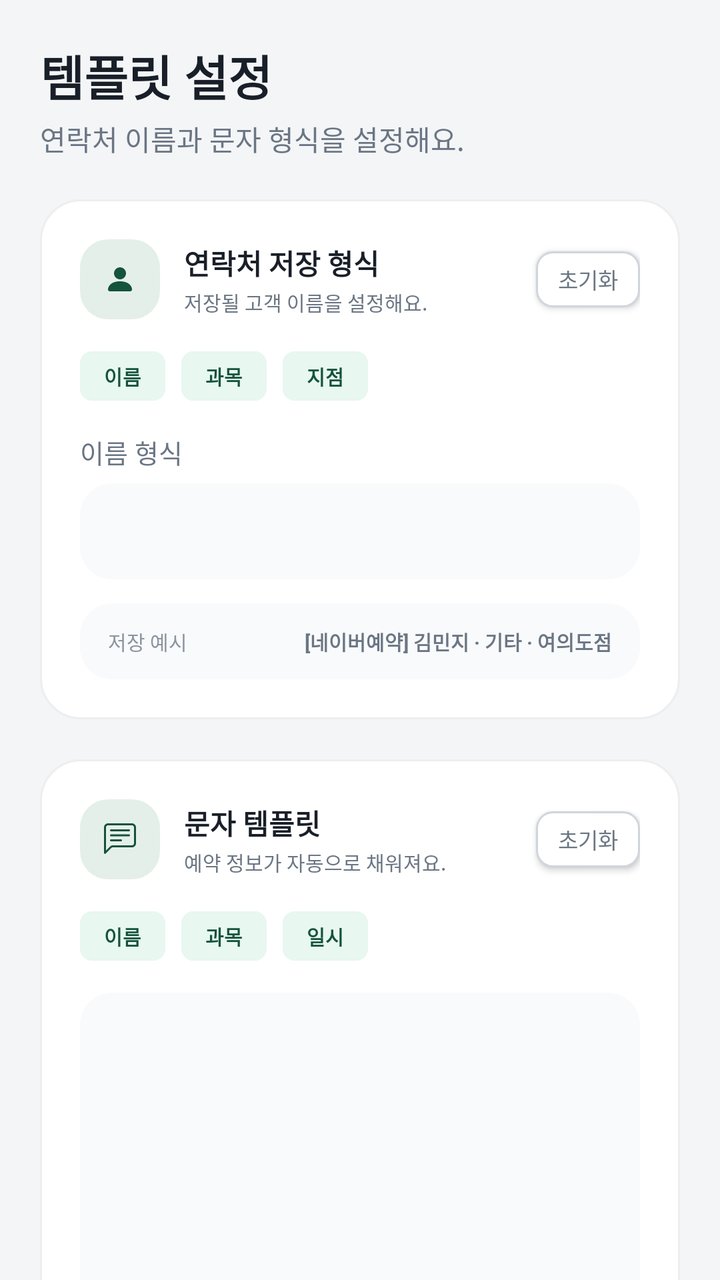
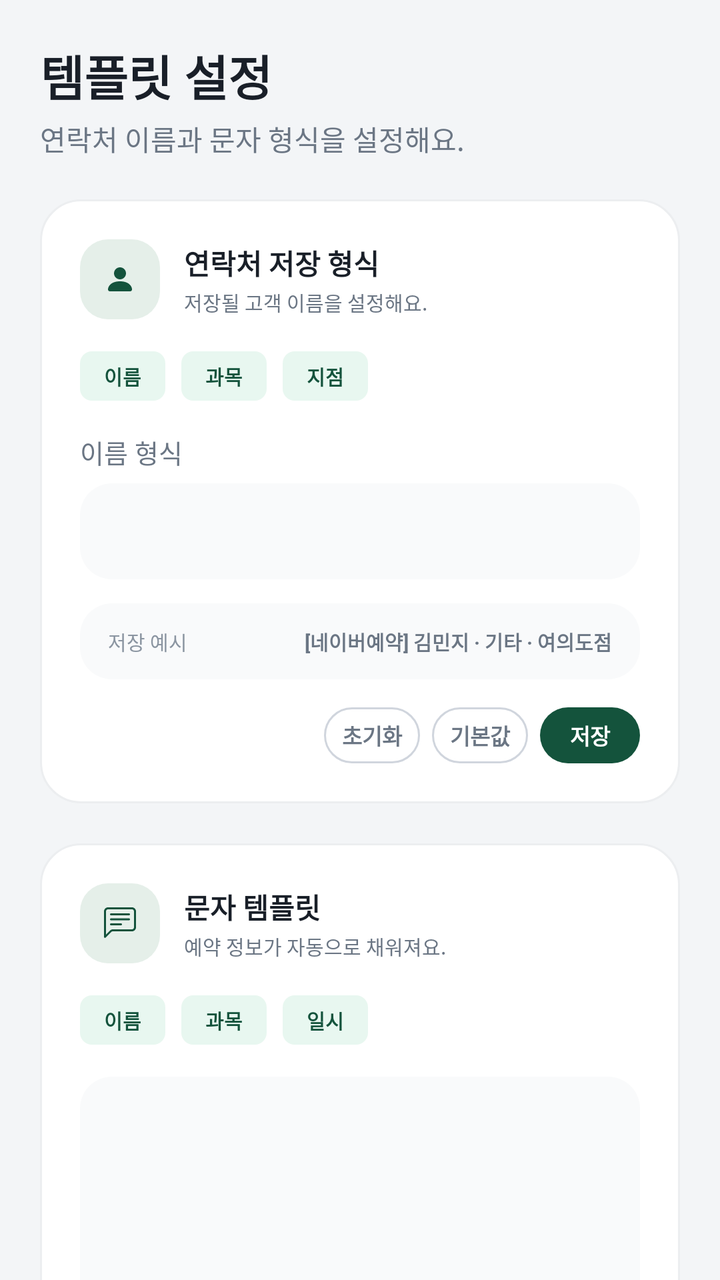

Screens rendered from an Android XML layout before and after an edit, with the pre-edit source and the edit as a unified diff.
<!-- AndroidManifest.xml: application theme Theme.BookingHelper -->
<!-- res/layout/fragment_settings.xml -->
<?xml version="1.0" encoding="utf-8"?>
<androidx.core.widget.NestedScrollView xmlns:android="http://schemas.android.com/apk/res/android"
    xmlns:app="http://schemas.android.com/apk/res-auto"
    android:layout_width="match_parent"
    android:layout_height="match_parent"
    android:background="@color/bg_screen"
    android:fillViewport="true">

    <LinearLayout
        android:layout_width="match_parent"
        android:layout_height="wrap_content"
        android:orientation="vertical"
        android:padding="20dp">

        <TextView
            android:layout_width="wrap_content"
            android:layout_height="wrap_content"
            android:text="템플릿 설정"
            android:textColor="@color/text_primary"
            android:textSize="24sp"
            android:textStyle="bold" />

        <TextView
            android:layout_width="wrap_content"
            android:layout_height="wrap_content"
            android:layout_marginTop="4dp"
            android:text="연락처 이름과 문자 형식을 설정해요."
            android:textColor="@color/text_secondary"
            android:textSize="14sp" />

        
        <LinearLayout
            android:layout_width="match_parent"
            android:layout_height="wrap_content"
            android:layout_marginTop="20dp"
            android:background="@drawable/bg_card_outlined"
            android:orientation="vertical"
            android:padding="20dp">

            
            <LinearLayout
                android:layout_width="match_parent"
                android:layout_height="wrap_content"
                android:gravity="center_vertical"
                android:orientation="horizontal">

                <FrameLayout
                    android:layout_width="40dp"
                    android:layout_height="40dp"
                    android:background="@drawable/bg_icon_rounded_square">

                    <ImageView
                        android:layout_width="16dp"
                        android:layout_height="16dp"
                        android:layout_gravity="center"
                        android:src="@drawable/ic_person"
                        app:tint="@color/primary" />
                </FrameLayout>

                <LinearLayout
                    android:layout_width="0dp"
                    android:layout_height="wrap_content"
                    android:layout_marginStart="12dp"
                    android:layout_marginEnd="8dp"
                    android:layout_weight="1"
                    android:orientation="vertical">

                    <TextView
                        android:layout_width="wrap_content"
                        android:layout_height="wrap_content"
                        android:text="연락처 저장 형식"
                        android:textColor="@color/text_primary"
                        android:textSize="14sp"
                        android:textStyle="bold" />

                    <TextView
                        android:layout_width="wrap_content"
                        android:layout_height="wrap_content"
                        android:layout_marginTop="2dp"
                        android:text="저장될 고객 이름을 설정해요."
                        android:textColor="@color/text_secondary"
                        android:textSize="10sp" />
                </LinearLayout>

                <androidx.appcompat.widget.AppCompatButton
                    android:id="@+id/btnResetContact"
                    android:layout_width="52dp"
                    android:layout_height="28dp"
                    android:background="@drawable/bg_btn_reset_subtle"
                    android:text="초기화"
                    android:textColor="@color/text_secondary"
                    android:textSize="11sp" />
            </LinearLayout>

            
            <LinearLayout
                android:layout_width="match_parent"
                android:layout_height="wrap_content"
                android:layout_marginTop="16dp"
                android:orientation="horizontal">

                <TextView
                    android:id="@+id/chipContactName"
                    android:layout_width="wrap_content"
                    android:layout_height="wrap_content"
                    android:background="@drawable/bg_badge_green"
                    android:clickable="true"
                    android:focusable="true"
                    android:paddingHorizontal="12dp"
                    android:paddingVertical="5dp"
                    android:text="이름"
                    android:textColor="@color/primary"
                    android:textSize="10sp"
                    android:textStyle="bold" />

                <TextView
                    android:id="@+id/chipContactSubject"
                    android:layout_width="wrap_content"
                    android:layout_height="wrap_content"
                    android:layout_marginStart="8dp"
                    android:background="@drawable/bg_badge_green"
                    android:clickable="true"
                    android:focusable="true"
                    android:paddingHorizontal="12dp"
                    android:paddingVertical="5dp"
                    android:text="과목"
                    android:textColor="@color/primary"
                    android:textSize="10sp"
                    android:textStyle="bold" />

                <TextView
                    android:id="@+id/chipContactBranch"
                    android:layout_width="wrap_content"
                    android:layout_height="wrap_content"
                    android:layout_marginStart="8dp"
                    android:background="@drawable/bg_badge_green"
                    android:clickable="true"
                    android:focusable="true"
                    android:paddingHorizontal="12dp"
                    android:paddingVertical="5dp"
                    android:text="지점"
                    android:textColor="@color/primary"
                    android:textSize="10sp"
                    android:textStyle="bold" />
            </LinearLayout>

            <TextView
                android:layout_width="wrap_content"
                android:layout_height="wrap_content"
                android:layout_marginTop="16dp"
                android:text="이름 형식"
                android:textColor="@color/text_secondary"
                android:textSize="13sp" />

            <EditText
                android:id="@+id/etSettingContactFormat"
                android:layout_width="match_parent"
                android:layout_height="48dp"
                android:layout_marginTop="6dp"
                android:background="@drawable/bg_card_rounded_gray"
                android:paddingHorizontal="14dp"
                android:textColor="@color/text_primary"
                android:textSize="14sp" />

            
            <LinearLayout
                android:layout_width="match_parent"
                android:layout_height="38dp"
                android:layout_marginTop="12dp"
                android:background="@drawable/bg_card_rounded_gray"
                android:gravity="center_vertical"
                android:orientation="horizontal"
                android:paddingHorizontal="14dp">

                <TextView
                    android:layout_width="wrap_content"
                    android:layout_height="wrap_content"
                    android:text="저장 예시"
                    android:textColor="@color/text_hint"
                    android:textSize="10sp" />

                <TextView
                    android:id="@+id/tvContactPreviewExample"
                    android:layout_width="0dp"
                    android:layout_height="wrap_content"
                    android:layout_weight="1"
                    android:gravity="end"
                    android:text="[네이버예약] 김민지 · 기타 · 여의도점"
                    android:textColor="@color/text_secondary"
                    android:textSize="10sp"
                    android:textStyle="bold"/>
            </LinearLayout>
        </LinearLayout>

        
        <LinearLayout
            android:layout_width="match_parent"
            android:layout_height="wrap_content"
            android:layout_marginTop="20dp"
            android:background="@drawable/bg_card_outlined"
            android:orientation="vertical"
            android:padding="20dp">

            
            <LinearLayout
                android:layout_width="match_parent"
                android:layout_height="wrap_content"
                android:gravity="center_vertical"
                android:orientation="horizontal">

                <FrameLayout
                    android:layout_width="40dp"
                    android:layout_height="40dp"
                    android:background="@drawable/bg_icon_rounded_square">

                    <ImageView
                        android:layout_width="16dp"
                        android:layout_height="16dp"
                        android:layout_gravity="center"
                        android:src="@drawable/ic_chat"
                        app:tint="@color/primary" />
                </FrameLayout>

                <LinearLayout
                    android:layout_width="0dp"
                    android:layout_height="wrap_content"
                    android:layout_marginStart="12dp"
                    android:layout_marginEnd="8dp"
                    android:layout_weight="1"
                    android:orientation="vertical">

                    <TextView
                        android:layout_width="wrap_content"
                        android:layout_height="wrap_content"
                        android:text="문자 템플릿"
                        android:textColor="@color/text_primary"
                        android:textSize="14sp"
                        android:textStyle="bold" />

                    <TextView
                        android:layout_width="wrap_content"
                        android:layout_height="wrap_content"
                        android:layout_marginTop="2dp"
                        android:text="예약 정보가 자동으로 채워져요."
                        android:textColor="@color/text_secondary"
                        android:textSize="10sp"
                        />
                </LinearLayout>

                <androidx.appcompat.widget.AppCompatButton
                    android:id="@+id/btnResetTemplate"
                    android:layout_width="52dp"
                    android:layout_height="28dp"
                    android:background="@drawable/bg_btn_reset_subtle"
                    android:text="초기화"
                    android:textColor="@color/text_secondary"
                    android:textSize="11sp" />
            </LinearLayout>

            
            <LinearLayout
                android:layout_width="match_parent"
                android:layout_height="wrap_content"
                android:layout_marginTop="16dp"
                android:orientation="horizontal">

                <TextView
                    android:id="@+id/chipTemplateName"
                    android:layout_width="wrap_content"
                    android:layout_height="wrap_content"
                    android:background="@drawable/bg_badge_green"
                    android:clickable="true"
                    android:focusable="true"
                    android:paddingHorizontal="12dp"
                    android:paddingVertical="5dp"
                    android:text="이름"
                    android:textColor="@color/primary"
                    android:textSize="10sp"
                    android:textStyle="bold" />

                <TextView
                    android:id="@+id/chipTemplateSubject"
                    android:layout_width="wrap_content"
                    android:layout_height="wrap_content"
                    android:layout_marginStart="8dp"
                    android:background="@drawable/bg_badge_green"
                    android:clickable="true"
                    android:focusable="true"
                    android:paddingHorizontal="12dp"
                    android:paddingVertical="5dp"
                    android:text="과목"
                    android:textColor="@color/primary"
                    android:textSize="10sp"
                    android:textStyle="bold" />

                <TextView
                    android:id="@+id/chipTemplateDate"
                    android:layout_width="wrap_content"
                    android:layout_height="wrap_content"
                    android:layout_marginStart="8dp"
                    android:background="@drawable/bg_badge_green"
                    android:clickable="true"
                    android:focusable="true"
                    android:paddingHorizontal="12dp"
                    android:paddingVertical="5dp"
                    android:text="일시"
                    android:textColor="@color/primary"
                    android:textSize="10sp"
                    android:textStyle="bold" />
            </LinearLayout>

            <EditText
                android:id="@+id/etSettingTemplateBody"
                android:layout_width="match_parent"
                android:layout_height="wrap_content"
                android:minHeight="220dp"
                android:layout_marginTop="16dp"
                android:background="@drawable/bg_card_rounded_gray"
                android:gravity="top|start"
                android:lineSpacingExtra="4dp"
                android:padding="16dp"
                android:scrollbars="none"
                android:nestedScrollingEnabled="false"
                android:textColor="@color/text_primary"
                android:textSize="13sp" />
        </LinearLayout>

        
        <androidx.appcompat.widget.AppCompatButton
            android:id="@+id/btnSaveSettings"
            android:layout_width="match_parent"
            android:layout_height="50dp"
            android:layout_marginTop="24dp"
            android:layout_marginBottom="16dp"
            android:background="@drawable/bg_btn_primary"
            android:text="설정 저장하기"
            android:textColor="#FFFFFF"
            android:textSize="16sp"
            android:textStyle="bold" />

    </LinearLayout>
</androidx.core.widget.NestedScrollView>
<!-- resources referenced by this layout -->
<resources>
  <color name="bg_screen">#F3F5F7</color>
  <color name="primary">#14533C</color>
  <color name="text_hint">#8B95A1</color>
  <color name="text_primary">#191F28</color>
  <color name="text_secondary">#6B7684</color>
  <!-- drawable bg_badge_green (drawable) -->
  <?xml version="1.0" encoding="utf-8"?>
  <shape xmlns:android="http://schemas.android.com/apk/res/android">
      <solid android:color="@color/badge_green_bg" />
      <corners android:radius="6dp" />
  </shape>
  <!-- drawable bg_btn_primary (drawable) -->
  <?xml version="1.0" encoding="utf-8"?>
  <shape xmlns:android="http://schemas.android.com/apk/res/android">
      <solid android:color="@color/primary" />
      <corners android:radius="14dp" />
  </shape>
  <!-- drawable bg_btn_reset_subtle (drawable) -->
  <?xml version="1.0" encoding="utf-8"?>
  <shape xmlns:android="http://schemas.android.com/apk/res/android">
      <solid android:color="@color/bg_card" />
      <stroke android:width="1dp" android:color="#D0D5DD" />
      <corners android:radius="8dp" />
  </shape>
  <!-- drawable bg_card_outlined (drawable) -->
  <?xml version="1.0" encoding="utf-8"?>
  <shape xmlns:android="http://schemas.android.com/apk/res/android">
      <solid android:color="@color/bg_card" />
      <stroke android:width="1dp" android:color="@color/border_line" />
      <corners android:radius="20dp" />
  </shape>
  <!-- drawable bg_card_rounded_gray (drawable) -->
  <?xml version="1.0" encoding="utf-8"?>
  <shape xmlns:android="http://schemas.android.com/apk/res/android">
      <solid android:color="#F9FAFB" />
      <corners android:radius="16dp" />
  </shape>
  <!-- drawable bg_icon_rounded_square (drawable) -->
  <?xml version="1.0" encoding="utf-8"?>
  <shape xmlns:android="http://schemas.android.com/apk/res/android">
      <solid android:color="@color/primary_light" />
      <corners android:radius="14dp" />
  </shape>
  <!-- drawable ic_person (drawable) -->
  <vector xmlns:android="http://schemas.android.com/apk/res/android"
      android:width="16dp"
      android:height="16dp"
      android:viewportWidth="16"
      android:viewportHeight="16">
    <path
        android:pathData="M3,14C3,14 2,14 2,13C2,12 3,9 8,9C13,9 14,12 14,13C14,14 13,14 13,14H3ZM8,8C8.796,8 9.559,7.684 10.121,7.121C10.684,6.559 11,5.796 11,5C11,4.204 10.684,3.441 10.121,2.879C9.559,2.316 8.796,2 8,2C7.204,2 6.441,2.316 5.879,2.879C5.316,3.441 5,4.204 5,5C5,5.796 5.316,6.559 5.879,7.121C6.441,7.684 7.204,8 8,8Z"
        android:fillColor="#000000"/>
  </vector>
  <style name="Theme.BookingHelper" parent="Base.Theme.BookingHelper" />
  <color name="badge_green_bg">#E8F7F0</color>
  <color name="bg_card">#FFFFFF</color>
  <color name="border_line">#ECEEF0</color>
  <color name="primary_light">#E5EFE9</color>
  <style name="Base.Theme.BookingHelper" parent="Theme.Material3.DayNight.NoActionBar">
          
          
      </style>
  <!-- unchanged entries left out for length: 1 -->
</resources>

<!-- the commit's change to res/layout/fragment_settings.xml (unified diff, before → after) -->
@@ -37,7 +37,6 @@
             android:orientation="vertical"
             android:padding="20dp">
 
-            
             <LinearLayout
                 android:layout_width="match_parent"
                 android:layout_height="wrap_content"
@@ -61,7 +60,6 @@
                     android:layout_width="0dp"
                     android:layout_height="wrap_content"
                     android:layout_marginStart="12dp"
-                    android:layout_marginEnd="8dp"
                     android:layout_weight="1"
                     android:orientation="vertical">
 
@@ -81,15 +79,6 @@
                         android:textColor="@color/text_secondary"
                         android:textSize="10sp" />
                 </LinearLayout>
-
-                <androidx.appcompat.widget.AppCompatButton
-                    android:id="@+id/btnResetContact"
-                    android:layout_width="52dp"
-                    android:layout_height="28dp"
-                    android:background="@drawable/bg_btn_reset_subtle"
-                    android:text="초기화"
-                    android:textColor="@color/text_secondary"
-                    android:textSize="11sp" />
             </LinearLayout>
 
             
@@ -188,7 +177,54 @@
                     android:text="[네이버예약] 김민지 · 기타 · 여의도점"
                     android:textColor="@color/text_secondary"
                     android:textSize="10sp"
-                    android:textStyle="bold"/>
+                    android:textStyle="bold" />
+            </LinearLayout>
+
+            
+            <LinearLayout
+                android:layout_width="match_parent"
+                android:layout_height="wrap_content"
+                android:layout_marginTop="14dp"
+                android:gravity="end"
+                android:orientation="horizontal">
+
+                <androidx.appcompat.widget.AppCompatButton
+                    android:id="@+id/btnClearContact"
+                    android:layout_width="48dp"
+                    android:layout_height="28dp"
+                    android:background="@drawable/bg_btn_reset_subtle"
+                    android:elevation="0dp"
+                    android:stateListAnimator="@null"
+                    android:text="초기화"
+                    android:textColor="@color/text_secondary"
+                    android:textSize="11sp"
+                    android:textStyle="bold" />
+
+                <androidx.appcompat.widget.AppCompatButton
+                    android:id="@+id/btnDefaultContact"
+                    android:layout_width="48dp"
+                    android:layout_height="28dp"
+                    android:layout_marginStart="6dp"
+                    android:background="@drawable/bg_btn_reset_subtle"
+                    android:elevation="0dp"
+                    android:stateListAnimator="@null"
+                    android:text="기본값"
+                    android:textColor="@color/text_secondary"
+                    android:textSize="11sp"
+                    android:textStyle="bold" />
+
+                <androidx.appcompat.widget.AppCompatButton
+                    android:id="@+id/btnSaveContact"
+                    android:layout_width="50dp"
+                    android:layout_height="28dp"
+                    android:layout_marginStart="6dp"
+                    android:elevation="0dp"
+                    android:stateListAnimator="@null"
+                    android:background="@drawable/bg_btn_primary"
+                    android:text="저장"
+                    android:textColor="#FFFFFF"
+                    android:textSize="11sp"
+                    android:textStyle="bold" />
             </LinearLayout>
         </LinearLayout>
 
@@ -197,11 +233,11 @@
             android:layout_width="match_parent"
             android:layout_height="wrap_content"
             android:layout_marginTop="20dp"
+            android:layout_marginBottom="16dp"
             android:background="@drawable/bg_card_outlined"
             android:orientation="vertical"
             android:padding="20dp">
 
-            
             <LinearLayout
                 android:layout_width="match_parent"
                 android:layout_height="wrap_content"
@@ -225,7 +261,6 @@
                     android:layout_width="0dp"
                     android:layout_height="wrap_content"
                     android:layout_marginStart="12dp"
-                    android:layout_marginEnd="8dp"
                     android:layout_weight="1"
                     android:orientation="vertical">
 
@@ -243,18 +278,8 @@
                         android:layout_marginTop="2dp"
                         android:text="예약 정보가 자동으로 채워져요."
                         android:textColor="@color/text_secondary"
-                        android:textSize="10sp"
-                        />
+                        android:textSize="10sp" />
                 </LinearLayout>
-
-                <androidx.appcompat.widget.AppCompatButton
-                    android:id="@+id/btnResetTemplate"
-                    android:layout_width="52dp"
-                    android:layout_height="28dp"
-                    android:background="@drawable/bg_btn_reset_subtle"
-                    android:text="초기화"
-                    android:textColor="@color/text_secondary"
-                    android:textSize="11sp" />
             </LinearLayout>
 
             
@@ -313,30 +338,64 @@
                 android:id="@+id/etSettingTemplateBody"
                 android:layout_width="match_parent"
                 android:layout_height="wrap_content"
-                android:minHeight="220dp"
                 android:layout_marginTop="16dp"
                 android:background="@drawable/bg_card_rounded_gray"
                 android:gravity="top|start"
                 android:lineSpacingExtra="4dp"
+                android:minHeight="220dp"
+                android:nestedScrollingEnabled="false"
                 android:padding="16dp"
                 android:scrollbars="none"
-                android:nestedScrollingEnabled="false"
                 android:textColor="@color/text_primary"
                 android:textSize="13sp" />
+
+            
+            <LinearLayout
+                android:layout_width="match_parent"
+                android:layout_height="wrap_content"
+                android:layout_marginTop="14dp"
+                android:gravity="end"
+                android:orientation="horizontal">
+
+                <androidx.appcompat.widget.AppCompatButton
+                    android:id="@+id/btnClearTemplate"
+                    android:layout_width="48dp"
+                    android:layout_height="28dp"
+                    android:background="@drawable/bg_btn_reset_subtle"
+                    android:elevation="0dp"
+                    android:stateListAnimator="@null"
+                    android:text="초기화"
+                    android:textColor="@color/text_secondary"
+                    android:textSize="11sp"
+                    android:textStyle="bold" />
+
+                <androidx.appcompat.widget.AppCompatButton
+                    android:id="@+id/btnDefaultTemplate"
+                    android:layout_width="48dp"
+                    android:layout_height="28dp"
+                    android:layout_marginStart="6dp"
+                    android:background="@drawable/bg_btn_reset_subtle"
+                    android:elevation="0dp"
+                    android:stateListAnimator="@null"
+                    android:text="기본값"
+                    android:textColor="@color/text_secondary"
+                    android:textSize="11sp"
+                    android:textStyle="bold" />
+
+                <androidx.appcompat.widget.AppCompatButton
+                    android:id="@+id/btnSaveTemplate"
+                    android:layout_width="50dp"
+                    android:layout_height="28dp"
+                    android:layout_marginStart="6dp"
+                    android:elevation="0dp"
+                    android:stateListAnimator="@null"
+                    android:background="@drawable/bg_btn_primary"
+                    android:text="저장"
+                    android:textColor="#FFFFFF"
+                    android:textSize="11sp"
+                    android:textStyle="bold" />
+            </LinearLayout>
         </LinearLayout>
-
-        
-        <androidx.appcompat.widget.AppCompatButton
-            android:id="@+id/btnSaveSettings"
-            android:layout_width="match_parent"
-            android:layout_height="50dp"
-            android:layout_marginTop="24dp"
-            android:layout_marginBottom="16dp"
-            android:background="@drawable/bg_btn_primary"
-            android:text="설정 저장하기"
-            android:textColor="#FFFFFF"
-            android:textSize="16sp"
-            android:textStyle="bold" />
 
     </LinearLayout>
 </androidx.core.widget.NestedScrollView>
<!-- resource entries referenced after the edit -->
@@ -21,8 +21,10 @@
   <?xml version="1.0" encoding="utf-8"?>
   <shape xmlns:android="http://schemas.android.com/apk/res/android">
       <solid android:color="@color/bg_card" />
-      <stroke android:width="1dp" android:color="#D0D5DD" />
-      <corners android:radius="8dp" />
+      <stroke
+          android:width="1dp"
+          android:color="#D0D5DD" />
+      <corners android:radius="14dp" />
   </shape>
   <!-- drawable bg_card_outlined (drawable) -->
   <?xml version="1.0" encoding="utf-8"?>
